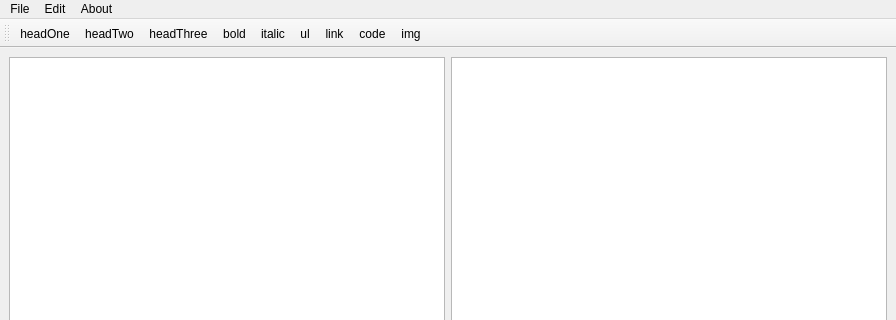
Above: src/forms/mainwindow.ui from pavelkral/mdedit before the change; both pictures show x 0 to 896 and y 0 to 320 of the 896 by 715 pixel window. Below: the same form after it.
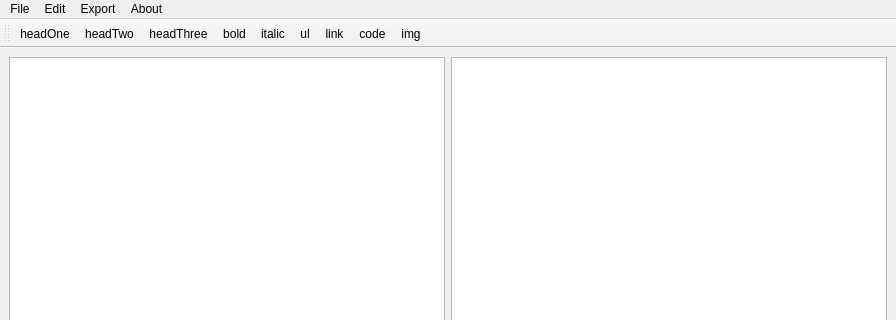
That is the form after the change. Icons and pictures are not drawn.

Commit message:
Add Export menu and update image handling
Introduces a new 'Export' menu to the main window UI and updates the image insertion logic to remove an extra empty paragraph. Also replaces the wedit.png icon with a new screenshot and updates the icon resource reference for the 'actionp' action.

Patch:
```diff
--- a/src/forms/mainwindow.ui
+++ b/src/forms/mainwindow.ui
@@ -63,8 +63,14 @@
     </property>
     <addaction name="actionTohtml"/>
    </widget>
+   <widget class="QMenu" name="menuExport">
+    <property name="title">
+     <string>Export</string>
+    </property>
+   </widget>
    <addaction name="menuFile"/>
    <addaction name="menuEdit"/>
+   <addaction name="menuExport"/>
    <addaction name="menuAbout"/>
   </widget>
   <widget class="QStatusBar" name="statusbar"/>
```
Left out of the diff: 2 changed lines with no effect on the pictures. The commit also changes 3 other files.
